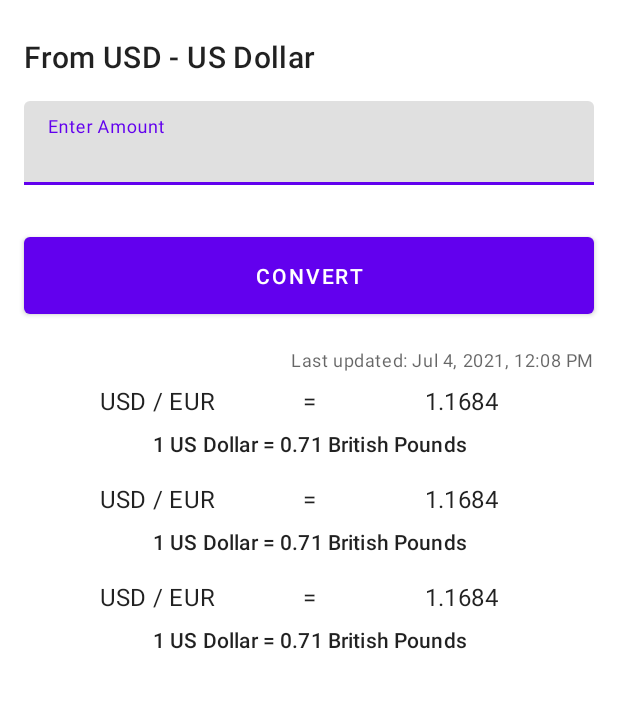
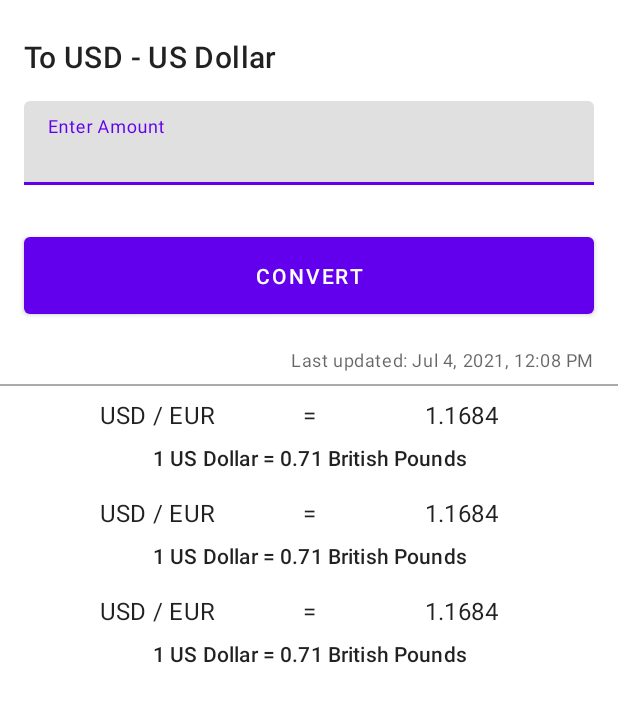
Before and after one commit to davidwekesar/CurrencyConverter, an Android app: the layout fragment_selected_currency.xml on its own in the app's theme, with its tools: preview values and no code run, on a phone screen of 412 x 824 dp. Shown: the top 702 px of the screen. Run offline under Robolectric (Android 15) with nearby library versions, the phone set to English and light mode, and no system bars.

Commit message:
misc: edit currency conversion

```diff
--- a/app/src/main/java/com/android/currencyconverter/selectedcurrency/SelectedCurrencyViewModel.kt
+++ b/app/src/main/java/com/android/currencyconverter/selectedcurrency/SelectedCurrencyViewModel.kt
@@ -18,7 +18,7 @@ class SelectedCurrencyViewModel(
 
     val exchangeRates: LiveData<List<CurrencyAndExchangeRate>> = repository.currencyAndExchangeRates
 
-    val timestamp: LiveData<Int> = repository.timestamp
+    val timestamp: Int = repository.timestamp
 }
 
 class SelectedCurrencyViewModelFactory(
--- a/app/src/main/res/layout/fragment_selected_currency.xml
+++ b/app/src/main/res/layout/fragment_selected_currency.xml
@@ -16,16 +16,16 @@
         app:layout_constraintEnd_toEndOf="parent"
         app:layout_constraintStart_toStartOf="parent"
         app:layout_constraintTop_toTopOf="parent"
-        tools:text="From USD - US Dollar" />
+        tools:text="To USD - US Dollar" />
 
     <com.google.android.material.textfield.TextInputLayout
         android:id="@+id/amountInputLayout"
         android:layout_width="0dp"
         android:layout_height="wrap_content"
         android:layout_marginStart="@dimen/default_medium"
-        app:errorEnabled="true"
         android:layout_marginTop="@dimen/default_medium"
         android:layout_marginEnd="@dimen/default_medium"
+        app:errorEnabled="true"
         app:layout_constraintEnd_toEndOf="parent"
         app:layout_constraintStart_toStartOf="parent"
         app:layout_constraintTop_toBottomOf="@+id/textCurrencyName">
@@ -50,17 +50,6 @@
         app:layout_constraintStart_toStartOf="@+id/amountInputLayout"
         app:layout_constraintTop_toBottomOf="@+id/amountInputLayout" />
 
-    <androidx.recyclerview.widget.RecyclerView
-        android:id="@+id/exchangeRatesRecyclerView"
-        android:layout_width="0dp"
-        android:layout_height="0dp"
-        app:layoutManager="androidx.recyclerview.widget.LinearLayoutManager"
-        app:layout_constraintBottom_toBottomOf="parent"
-        app:layout_constraintEnd_toEndOf="parent"
-        app:layout_constraintStart_toStartOf="parent"
-        app:layout_constraintTop_toBottomOf="@+id/textTimestamp"
-        tools:listitem="@layout/list_item_exchange_rate" />
-
     <TextView
         android:id="@+id/textTimestamp"
         android:layout_width="wrap_content"
@@ -71,4 +60,25 @@
         app:layout_constraintEnd_toEndOf="parent"
         app:layout_constraintTop_toBottomOf="@+id/convertButton"
         tools:text="Last updated: Jul 4, 2021, 12:08 PM" />
+
+    <View
+        android:id="@+id/divider"
+        android:layout_width="match_parent"
+        android:layout_height="1dp"
+        android:layout_marginTop="8dp"
+        android:background="@android:color/darker_gray"
+        app:layout_constraintBottom_toTopOf="@+id/exchangeRatesRecyclerView"
+        app:layout_constraintStart_toStartOf="parent"
+        app:layout_constraintTop_toBottomOf="@+id/textTimestamp" />
+
+    <androidx.recyclerview.widget.RecyclerView
+        android:id="@+id/exchangeRatesRecyclerView"
+        android:layout_width="0dp"
+        android:layout_height="0dp"
+        app:layoutManager="androidx.recyclerview.widget.LinearLayoutManager"
+        app:layout_constraintBottom_toBottomOf="parent"
+        app:layout_constraintTop_toBottomOf="@id/divider"
+        app:layout_constraintEnd_toEndOf="parent"
+        app:layout_constraintStart_toStartOf="parent"
+        tools:listitem="@layout/list_item_exchange_rate" />
 </androidx.constraintlayout.widget.ConstraintLayout>
--- a/app/src/main/res/values/strings.xml
+++ b/app/src/main/res/values/strings.xml
@@ -3,7 +3,7 @@
     <string name="currencies">Currencies</string>
     <string name="hint_enter_amount">Enter Amount</string>
     <string name="convert">Convert</string>
-    <string name="selected_currency_format">From %1$s - %2$s</string>
+    <string name="selected_currency_format">To %1$s - %2$s</string>
     <string name="equal_sign">=</string>
     <string name="decimal_format">#.#####</string>
     <string name="currency_pair_format">%1$s / %2$s</string>
```
Also changed, not shown: app/src/main/java/com/android/currencyconverter/repositories/CurrenciesRepository.kt (+4 -11 lines), app/src/main/java/com/android/currencyconverter/selectedcurrency/SelectedCurrencyFragment.kt (+2 -8 lines).
